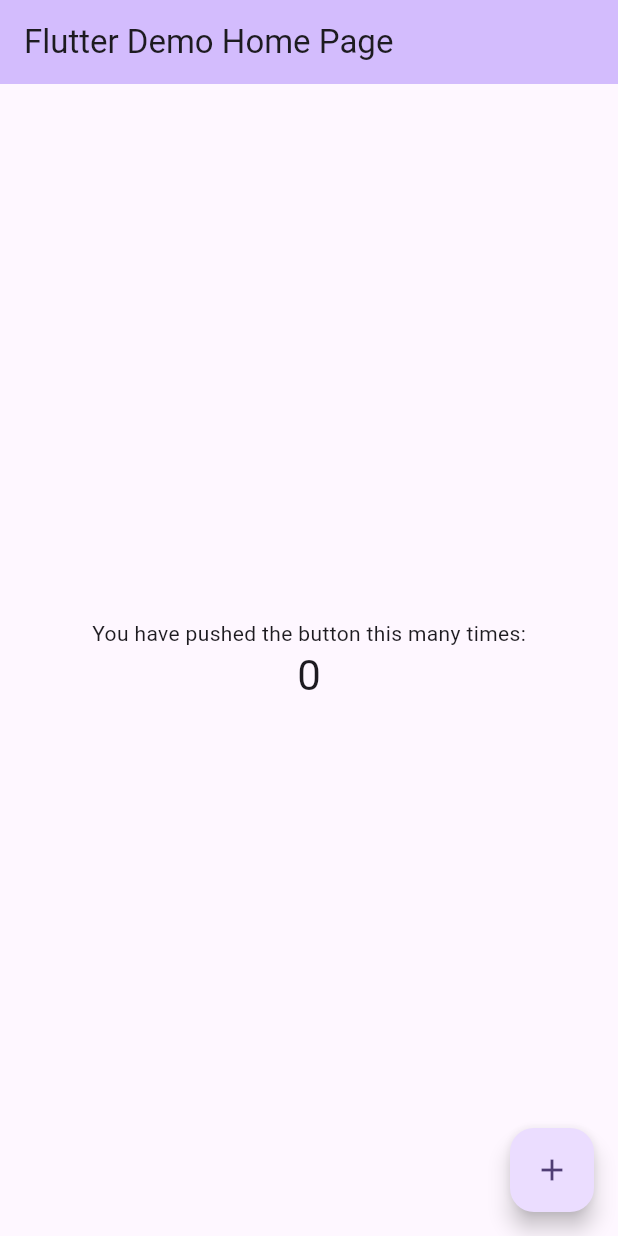
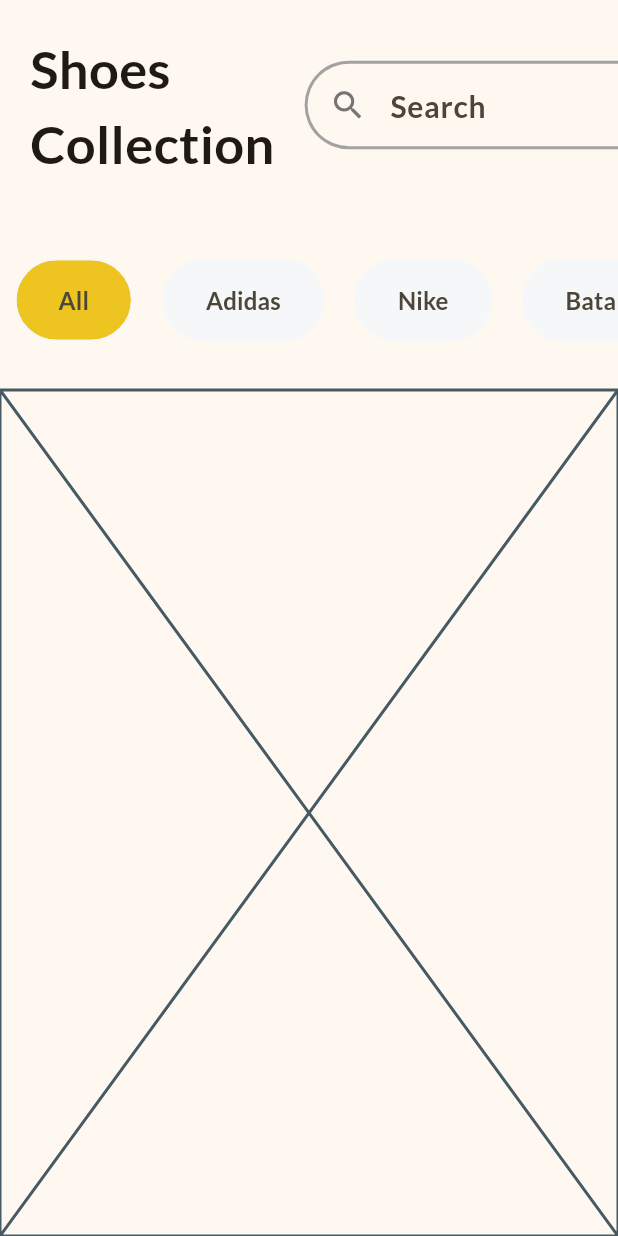
Before and after one commit to waterblaze43/shop_app_flutter, a Flutter app: the screen it shows after launch, on a phone screen of 412 x 824 dp. Run offline on Flutter 3.47's test engine with Material 3 defaults, Android fonts, the phone set to English and light mode, and no system bars.

Commit message:
update 1

```diff
--- /dev/null
+++ b/lib/home_page.dart
@@ -0,0 +1,129 @@
+import "package:flutter/material.dart";
+
+class HomePage extends StatefulWidget {
+  const HomePage({super.key});
+
+  @override
+  State<HomePage> createState() => _HomePageState();
+}
+
+class _HomePageState extends State<HomePage> {
+  final List<String> filters = const ["All", "Adidas", "Nike", "Bata"];
+  late String selectedFilter;
+  late bool cookie;
+
+  @override
+  void initState() {
+    super.initState();
+    selectedFilter = filters[0];
+    cookie = false;
+  }
+
+  @override
+  Widget build(BuildContext context) {
+    const border = BorderSide(
+      width: 2,
+      style: BorderStyle.solid,
+      color: Color.fromARGB(255, 163, 162, 162),
+    );
+    return Scaffold(
+      body: SafeArea(
+        child: Column(
+          children: [
+            Row(
+              mainAxisAlignment: MainAxisAlignment.spaceBetween,
+              children: [
+                const Padding(
+                  padding: EdgeInsets.all(20.0),
+                  child: Text(
+                    "Shoes\nCollection",
+                    style: TextStyle(fontSize: 35, fontWeight: FontWeight.bold),
+                  ),
+                ),
+                Expanded(
+                  child: Container(
+                    padding: const EdgeInsets.all(3),
+                    decoration: const BoxDecoration(
+                        border:
+                            Border(top: border, bottom: border, left: border),
+                        borderRadius:
+                            BorderRadius.horizontal(left: Radius.circular(50))),
+                    child: const TextField(
+                      decoration: InputDecoration(
+                        prefixIcon: Icon(
+                          Icons.search,
+                          size: 25,
+                        ),
+                        hintText: "Search",
+                        enabledBorder: InputBorder.none,
+                        focusedBorder: InputBorder.none,
+                      ),
+                      style: TextStyle(
+                          fontSize: 22,
+                          fontWeight: FontWeight.bold,
+                          color: Color.fromARGB(255, 53, 52, 52)),
+                    ),
+                  ),
+                ),
+              ],
+            ),
+            SizedBox(
+              //width: 60,
+              height: 120,
+              child: ListView.builder(
+                  scrollDirection: Axis.horizontal,
+                  itemCount: filters.length,
+                  itemBuilder: (context, index) {
+                    final filter = filters[index];
+                    return Padding(
+                      padding: const EdgeInsets.symmetric(horizontal: 10),
+                      child: GestureDetector(
+                        onTap: () {
+                          setState(() {
+                            selectedFilter = filters[index];
+                            cookie = false;
+                          });
+                        },
+                        onLongPress: () {
+                          setState(() {
+                            if (index == 2) {
+                              cookie = true;
+                            }
+                          });
+                        },
+                        child: Chip(
+                          label: Text(
+                            filter,
+                            style: const TextStyle(
+                                fontSize: 16, fontWeight: FontWeight.bold),
+                          ),
+                          padding: const EdgeInsets.symmetric(
+                            horizontal: 20,
+                            vertical: 15,
+                          ),
+                          shape: const RoundedRectangleBorder(
+                            borderRadius: BorderRadius.horizontal(
+                                left: Radius.circular(30),
+                                right: Radius.circular(30)),
+                          ),
+                          side: const BorderSide(
+                              color: Color.fromRGBO(245, 247, 249, 1)),
+                          backgroundColor: filter == selectedFilter
+                              ? const Color.fromARGB(255, 238, 196, 32)
+                              : const Color.fromRGBO(245, 247, 249, 1),
+                        ),
+                      ),
+                    );
+                  }),
+            ),
+            cookie
+                ? const Text("Developer")
+                : const Expanded(
+                    child: Placeholder(),
+                  ),
+          ],
+        ),
+      ),
+    );
+  }
+}
--- a/lib/main.dart
+++ b/lib/main.dart
@@ -1,4 +1,5 @@
 import 'package:flutter/material.dart';
+import 'package:shop_app_flutter/home_page.dart';
 
 void main() {
   runApp(const MyApp());
@@ -7,119 +8,23 @@ void main() {
 class MyApp extends StatelessWidget {
   const MyApp({super.key});
 
-  // This widget is the root of your application.
   @override
   Widget build(BuildContext context) {
     return MaterialApp(
-      title: 'Flutter Demo',
+      debugShowCheckedModeBanner: false,
+      title: "Shop App",
+      home: const HomePage(),
       theme: ThemeData(
-        // This is the theme of your application.
-        //
-        // TRY THIS: Try running your application with "flutter run". You'll see
-        // the application has a purple toolbar. Then, without quitting the app,
-        // try changing the seedColor in the colorScheme below to Colors.green
-        // and then invoke "hot reload" (save your changes or press the "hot
-        // reload" button in a Flutter-supported IDE, or press "r" if you used
-        // the command line to start the app).
-        //
-        // Notice that the counter didn't reset back to zero; the application
-        // state is not lost during the reload. To reset the state, use hot
-        // restart instead.
-        //
-        // This works for code too, not just values: Most code changes can be
-        // tested with just a hot reload.
-        colorScheme: ColorScheme.fromSeed(seedColor: Colors.deepPurple),
-        useMaterial3: true,
+        fontFamily: "Lato",
+        colorScheme: ColorScheme.fromSeed(
+          seedColor: const Color.fromRGBO(254, 204, 1, 1),
+        ),
+        inputDecorationTheme: const InputDecorationTheme(
+          hintStyle: TextStyle(fontSize: 20, fontWeight: FontWeight.bold),
+          prefixIconColor: Color.fromARGB(255, 117, 115, 115),
+          //contentPadding: EdgeInsets.all(20)),
+        ),
       ),
-      home: const MyHomePage(title: 'Flutter Demo Home Page'),
     );
   }
 }
-
-class MyHomePage extends StatefulWidget {
-  const MyHomePage({super.key, required this.title});
-
-  // This widget is the home page of your application. It is stateful, meaning
-  // that it has a State object (defined below) that contains fields that affect
-  // how it looks.
-
-  // This class is the configuration for the state. It holds the values (in this
-  // case the title) provided by the parent (in this case the App widget) and
-  // used by the build method of the State. Fields in a Widget subclass are
-  // always marked "final".
-
-  final String title;
-
-  @override
-  State<MyHomePage> createState() => _MyHomePageState();
-}
-
-class _MyHomePageState extends State<MyHomePage> {
-  int _counter = 0;
-
-  void _incrementCounter() {
-    setState(() {
-      // This call to setState tells the Flutter framework that something has
-      // changed in this State, which causes it to rerun the build method below
-      // so that the display can reflect the updated values. If we changed
-      // _counter without calling setState(), then the build method would not be
-      // called again, and so nothing would appear to happen.
-      _counter++;
-    });
-  }
-
-  @override
-  Widget build(BuildContext context) {
-    // This method is rerun every time setState is called, for instance as done
-    // by the _incrementCounter method above.
-    //
-    // The Flutter framework has been optimized to make rerunning build methods
-    // fast, so that you can just rebuild anything that needs updating rather
-    // than having to individually change instances of widgets.
-    return Scaffold(
-      appBar: AppBar(
-        // TRY THIS: Try changing the color here to a specific color (to
-        // Colors.amber, perhaps?) and trigger a hot reload to see the AppBar
-        // change color while the other colors stay the same.
-        backgroundColor: Theme.of(context).colorScheme.inversePrimary,
-        // Here we take the value from the MyHomePage object that was created by
-        // the App.build method, and use it to set our appbar title.
-        title: Text(widget.title),
-      ),
-      body: Center(
-        // Center is a layout widget. It takes a single child and positions it
-        // in the middle of the parent.
-        child: Column(
-          // Column is also a layout widget. It takes a list of children and
-          // arranges them vertically. By default, it sizes itself to fit its
-          // children horizontally, and tries to be as tall as its parent.
-          //
-          // Column has various properties to control how it sizes itself and
-          // how it positions its children. Here we use mainAxisAlignment to
-          // center the children vertically; the main axis here is the vertical
-          // axis because Columns are vertical (the cross axis would be
-          // horizontal).
-          //
-          // TRY THIS: Invoke "debug painting" (choose the "Toggle Debug Paint"
-          // action in the IDE, or press "p" in the console), to see the
-          // wireframe for each widget.
-          mainAxisAlignment: MainAxisAlignment.center,
-          children: <Widget>[
-            const Text(
-              'You have pushed the button this many times:',
-            ),
-            Text(
-              '$_counter',
-              style: Theme.of(context).textTheme.headlineMedium,
-            ),
-          ],
-        ),
-      ),
-      floatingActionButton: FloatingActionButton(
-        onPressed: _incrementCounter,
-        tooltip: 'Increment',
-        child: const Icon(Icons.add),
-      ), // This trailing comma makes auto-formatting nicer for build methods.
-    );
-  }
-}
--- a/pubspec.yaml
+++ b/pubspec.yaml
@@ -86,5 +86,11 @@ flutter:
   #       - asset: fonts/TrajanPro_Bold.ttf
   #         weight: 700
   #
+  fonts:
+    - family: Lato
+      fonts:
+        - asset: assets/fonts/Lato-Light.ttf
+        - asset: assets/fonts/Lato-Bold.ttf
+          weight: 700
   # For details regarding fonts from package dependencies,
   # see https://flutter.dev/custom-fonts/#from-packages
```
Also changed, not shown: assets/fonts/Lato-Bold.ttf (added), assets/fonts/Lato-Light.ttf (added).
